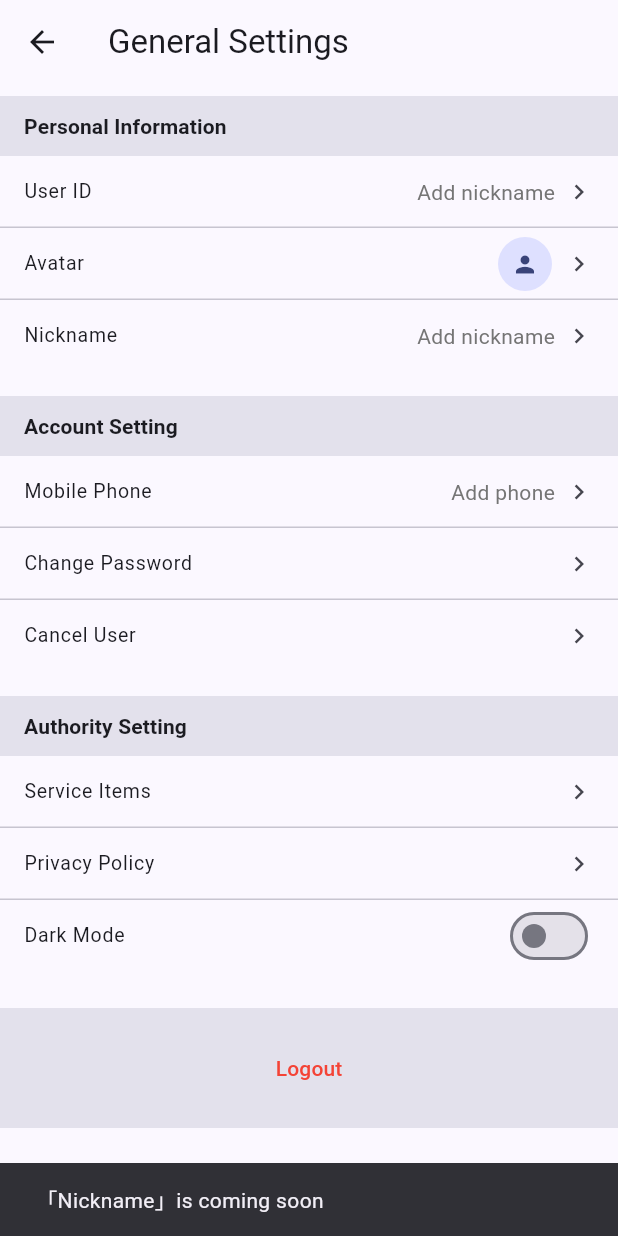
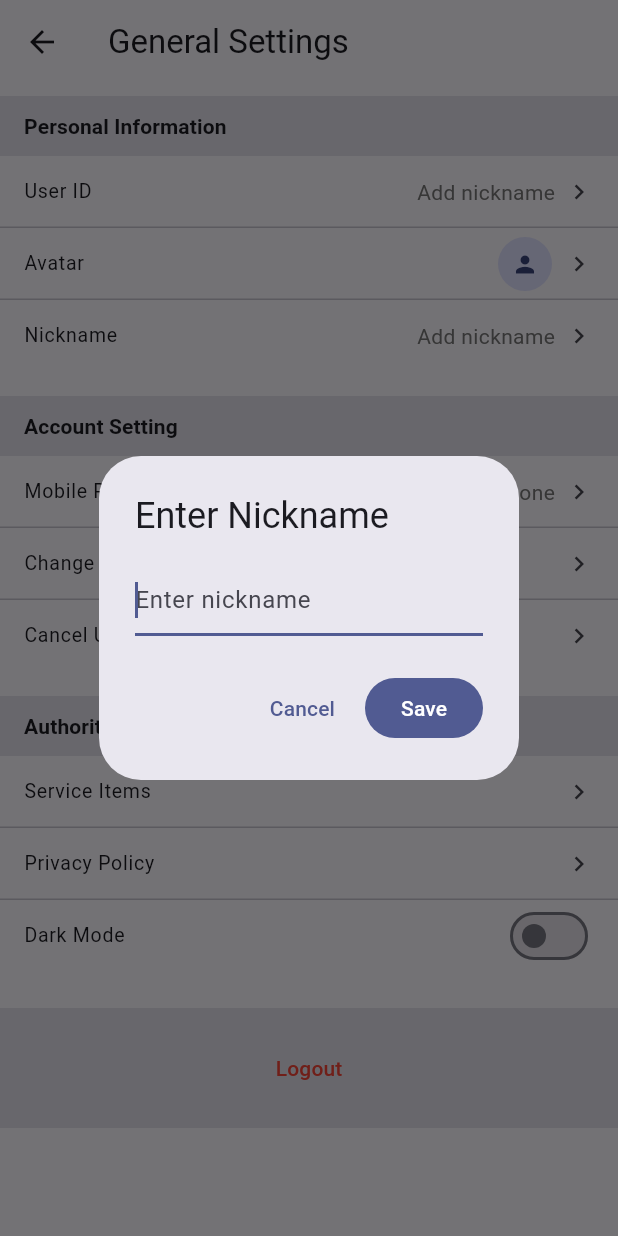
Before and after one commit to scientifios/organizational_app_group_1_csen268_f25, a Flutter app: the SettingsPage screen opened by its route, after a tap on "Nickname", on a phone screen of 412 x 824 dp. Run offline on Flutter 3.47's test engine with Material 3 defaults, Android fonts, the light colour scheme and no system bars; our stand-ins replace bloc, equatable, flutter_bloc, go_router.

Commit message:
add Nickname interaction

```diff
--- a/lib/ui/pages/settings_page.dart
+++ b/lib/ui/pages/settings_page.dart
@@ -67,7 +67,19 @@
               _SettingsTile(
                 title: 'Nickname',
                 value: user?.nickname ?? 'Add nickname',
-                onTap: () => _showWorkInProgress(context, 'Nickname'),
+                onTap: () async{
+                  final text = await _editTextDialog(
+                    context,
+                    title: 'Enter Nickname',
+                    initial: user?.nickname ?? '',
+                    hint: 'Enter nickname',
+                  );
+                  if (text != null){
+                    ScaffoldMessenger.of(context).showSnackBar(
+                      SnackBar(content: Text('Avatar: $text (demo only)'))
+                      );
+                  }
+                }
               ),
               const SizedBox(height: 16),
               const _SectionHeader('Account Setting'),
```
